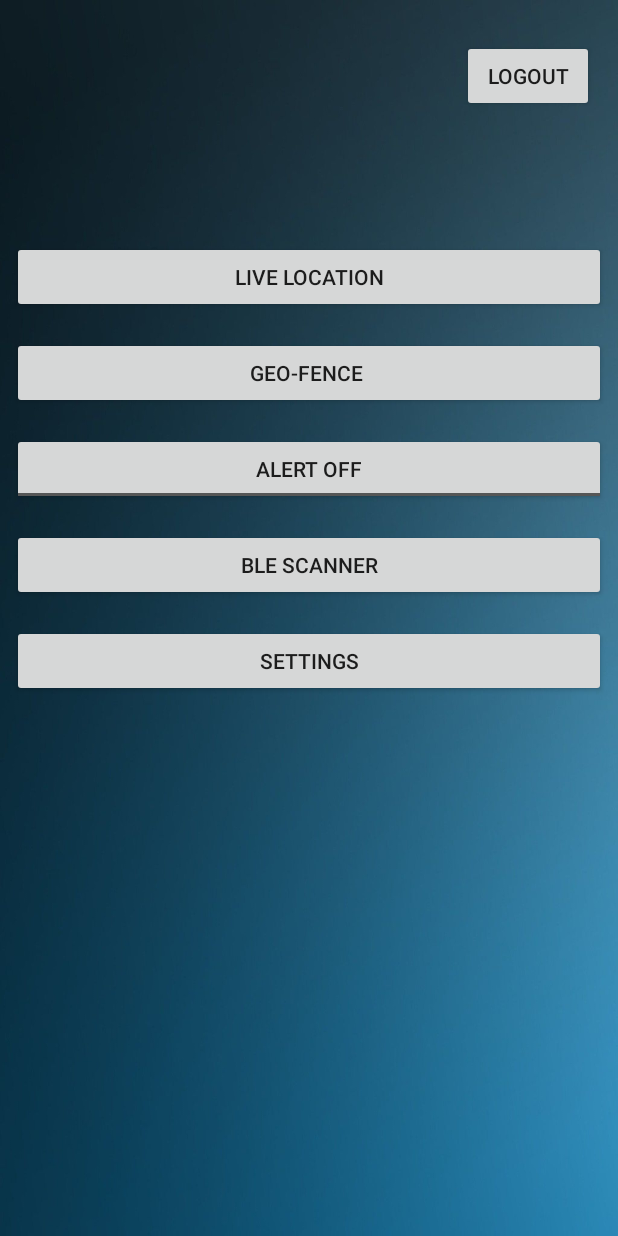
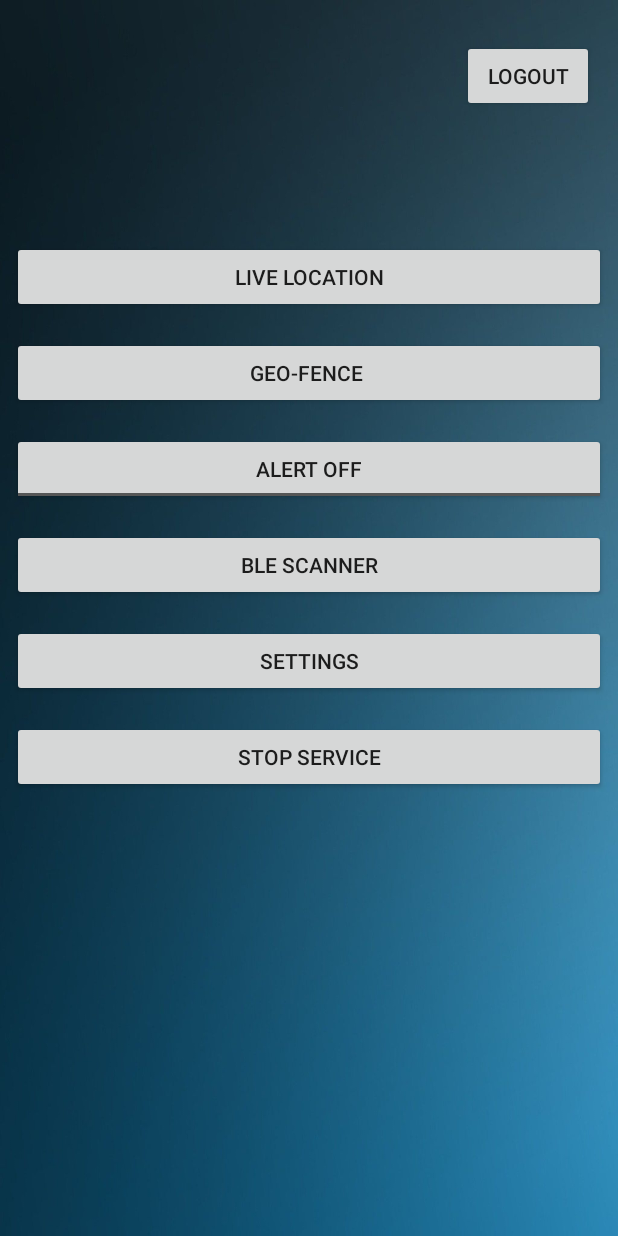
Before and after one commit to RuzaikMh/Child-Tracking, an Android app: the screen it shows after launch once a user with an empty profile is signed in (MainActivity), on a phone screen of 412 x 824 dp. Run offline under Robolectric (Android 15) with nearby library versions, the phone set to English and light mode, and no system bars; our stand-ins replace Firebase (no records; nobody signed in at launch, a user with empty details on screens opened directly); Roboto replaces fonts that are not available here; 1 statement that could not run was skipped.

Commit message:
Commit "11/11"

```diff
--- a/app/src/main/java/com/example/childtracking/MainActivity.java
+++ b/app/src/main/java/com/example/childtracking/MainActivity.java
@@ -2,6 +2,7 @@ package com.example.childtracking;
 
 import androidx.annotation.NonNull;
 import androidx.appcompat.app.AppCompatActivity;
+import androidx.core.content.ContextCompat;
 import androidx.preference.PreferenceManager;
 
 import android.content.Intent;
@@ -28,6 +29,10 @@ public class MainActivity extends AppCompatActivity {
     protected void onCreate(Bundle savedInstanceState) {
         super.onCreate(savedInstanceState);
         setContentView(R.layout.activity_main);
+        //startService(new Intent(this, FirebaseService.class));
+        //startService(new Intent(FirebaseService.class.getName()));
+        Intent serviceIntent = new Intent(this, FirebaseService.class);
+        ContextCompat.startForegroundService(this, serviceIntent);
         toggleButton = (ToggleButton) findViewById(R.id.toggle1);
         getStatus();
         toggleButton.setOnCheckedChangeListener(new CompoundButton.OnCheckedChangeListener() {
@@ -57,6 +62,11 @@ public class MainActivity extends AppCompatActivity {
 
     public void btnSetting(View view){
         startActivity(new Intent(getApplicationContext(),SettingsActivity.class));
+    }
+
+    public void btnStopService(View view){
+        Intent serviceIntent = new Intent(this, FirebaseService.class);
+        stopService(serviceIntent);
     }
 
     public void btnBLE(View view){
--- a/app/src/main/res/layout/activity_main.xml
+++ b/app/src/main/res/layout/activity_main.xml
@@ -6,6 +6,20 @@
     android:layout_height="match_parent"
     android:background="@drawable/back1"
     tools:context=".MainActivity">
+
+    <Button
+        android:id="@+id/button5"
+        android:layout_width="0dp"
+        android:layout_height="wrap_content"
+        android:layout_marginStart="8dp"
+        android:layout_marginTop="16dp"
+        android:layout_marginEnd="8dp"
+        android:onClick="btnStopService"
+        android:text="Stop Service"
+        app:layout_constraintEnd_toEndOf="parent"
+        app:layout_constraintHorizontal_bias="1.0"
+        app:layout_constraintStart_toStartOf="parent"
+        app:layout_constraintTop_toBottomOf="@+id/button3" />
 
     <Button
         android:id="@+id/button4"
```
Also changed, not shown: app/src/main/AndroidManifest.xml (+16 -2 lines), app/src/main/java/com/example/childtracking/App.java (added, +28 -0 lines), app/src/main/java/com/example/childtracking/FirebaseService.java (added, +112 -0 lines), app/src/main/java/com/example/childtracking/StartFirebaseAtBoot.java (added, +13 -0 lines).
